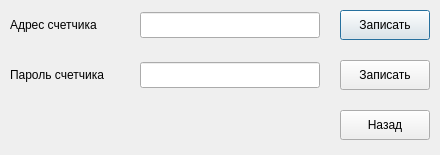
Before: the Qt Designer form CE35DConfig/CE35DConfig/spc35d_config.ui in ifedotov1984/projects, drawn with Qt 5.
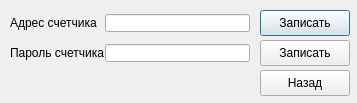
After: the same form once the commit is applied.

Diff of the .ui file:
```diff
--- a/CE35DConfig/CE35DConfig/spc35d_config.ui
+++ b/CE35DConfig/CE35DConfig/spc35d_config.ui
@@ -6,26 +6,39 @@
    <rect>
     <x>0</x>
     <y>0</y>
-    <width>440</width>
-    <height>155</height>
+    <width>357</width>
+    <height>103</height>
    </rect>
   </property>
+  <property name="minimumSize">
+   <size>
+    <width>357</width>
+    <height>103</height>
+   </size>
+  </property>
+  <property name="maximumSize">
+   <size>
+    <width>357</width>
+    <height>103</height>
+   </size>
+  </property>
   <property name="windowTitle">
    <string>Dialog</string>
   </property>
   <widget class="QPushButton" name="addrWrite">
    <property name="geometry">
     <rect>
-     <x>340</x>
+     <x>260</x>
      <y>10</y>
      <width>90</width>
-     <height>30</height>
+     <height>26</height>
     </rect>
    </property>
-   <property name="font">
-    <font>
-     <pointsize>9</pointsize>
-    </font>
+   <property name="sizePolicy">
+    <sizepolicy hsizetype="Fixed" vsizetype="Fixed">
+     <horstretch>0</horstretch>
+     <verstretch>0</verstretch>
+    </sizepolicy>
    </property>
    <property name="text">
     <string>Записать</string>
@@ -35,15 +48,16 @@
    <property name="geometry">
     <rect>
      <x>10</x>
-     <y>12</y>
+     <y>14</y>
      <width>121</width>
-     <height>26</height>
+     <height>18</height>
     </rect>
    </property>
-   <property name="font">
-    <font>
-     <pointsize>9</pointsize>
-    </font>
+   <property name="sizePolicy">
+    <sizepolicy hsizetype="Fixed" vsizetype="Fixed">
+     <horstretch>0</horstretch>
+     <verstretch>0</verstretch>
+    </sizepolicy>
    </property>
    <property name="text">
     <string>Адрес счетчика</string>
@@ -52,16 +66,17 @@
   <widget class="QPushButton" name="Cancel">
    <property name="geometry">
     <rect>
-     <x>340</x>
-     <y>110</y>
+     <x>260</x>
+     <y>70</y>
      <width>90</width>
-     <height>30</height>
+     <height>26</height>
     </rect>
    </property>
-   <property name="font">
-    <font>
-     <pointsize>9</pointsize>
-    </font>
+   <property name="sizePolicy">
+    <sizepolicy hsizetype="Fixed" vsizetype="Fixed">
+     <horstretch>0</horstretch>
+     <verstretch>0</verstretch>
+    </sizepolicy>
    </property>
    <property name="text">
     <string>Назад</string>
@@ -70,16 +85,17 @@
   <widget class="QLineEdit" name="addr">
    <property name="geometry">
     <rect>
-     <x>140</x>
-     <y>12</y>
-     <width>180</width>
-     <height>26</height>
+     <x>105</x>
+     <y>14</y>
+     <width>145</width>
+     <height>18</height>
     </rect>
    </property>
-   <property name="font">
-    <font>
-     <pointsize>9</pointsize>
-    </font>
+   <property name="sizePolicy">
+    <sizepolicy hsizetype="Fixed" vsizetype="Fixed">
+     <horstretch>0</horstretch>
+     <verstretch>0</verstretch>
+    </sizepolicy>
    </property>
    <property name="text">
     <string/>
@@ -92,15 +108,16 @@
    <property name="geometry">
     <rect>
      <x>10</x>
-     <y>62</y>
+     <y>44</y>
      <width>121</width>
-     <height>26</height>
+     <height>18</height>
     </rect>
    </property>
-   <property name="font">
-    <font>
-     <pointsize>9</pointsize>
-    </font>
+   <property name="sizePolicy">
+    <sizepolicy hsizetype="Fixed" vsizetype="Fixed">
+     <horstretch>0</horstretch>
+     <verstretch>0</verstretch>
+    </sizepolicy>
    </property>
    <property name="text">
     <string>Пароль счетчика</string>
@@ -109,12 +126,18 @@
   <widget class="QLineEdit" name="passw">
    <property name="geometry">
     <rect>
-     <x>140</x>
-     <y>62</y>
-     <width>180</width>
-     <height>26</height>
+     <x>105</x>
+     <y>44</y>
+     <width>145</width>
+     <height>18</height>
     </rect>
    </property>
+   <property name="sizePolicy">
+    <sizepolicy hsizetype="Fixed" vsizetype="Fixed">
+     <horstretch>0</horstretch>
+     <verstretch>0</verstretch>
+    </sizepolicy>
+   </property>
    <property name="maxLength">
     <number>20</number>
    </property>
@@ -122,16 +145,17 @@
   <widget class="QPushButton" name="passwWrite">
    <property name="geometry">
     <rect>
-     <x>340</x>
-     <y>60</y>
+     <x>260</x>
+     <y>40</y>
      <width>90</width>
-     <height>30</height>
+     <height>26</height>
     </rect>
    </property>
-   <property name="font">
-    <font>
-     <pointsize>9</pointsize>
-    </font>
+   <property name="sizePolicy">
+    <sizepolicy hsizetype="Fixed" vsizetype="Fixed">
+     <horstretch>0</horstretch>
+     <verstretch>0</verstretch>
+    </sizepolicy>
    </property>
    <property name="text">
     <string>Записать</string>
```
Left out of the diff: 2 changed lines with no effect on the pictures.
